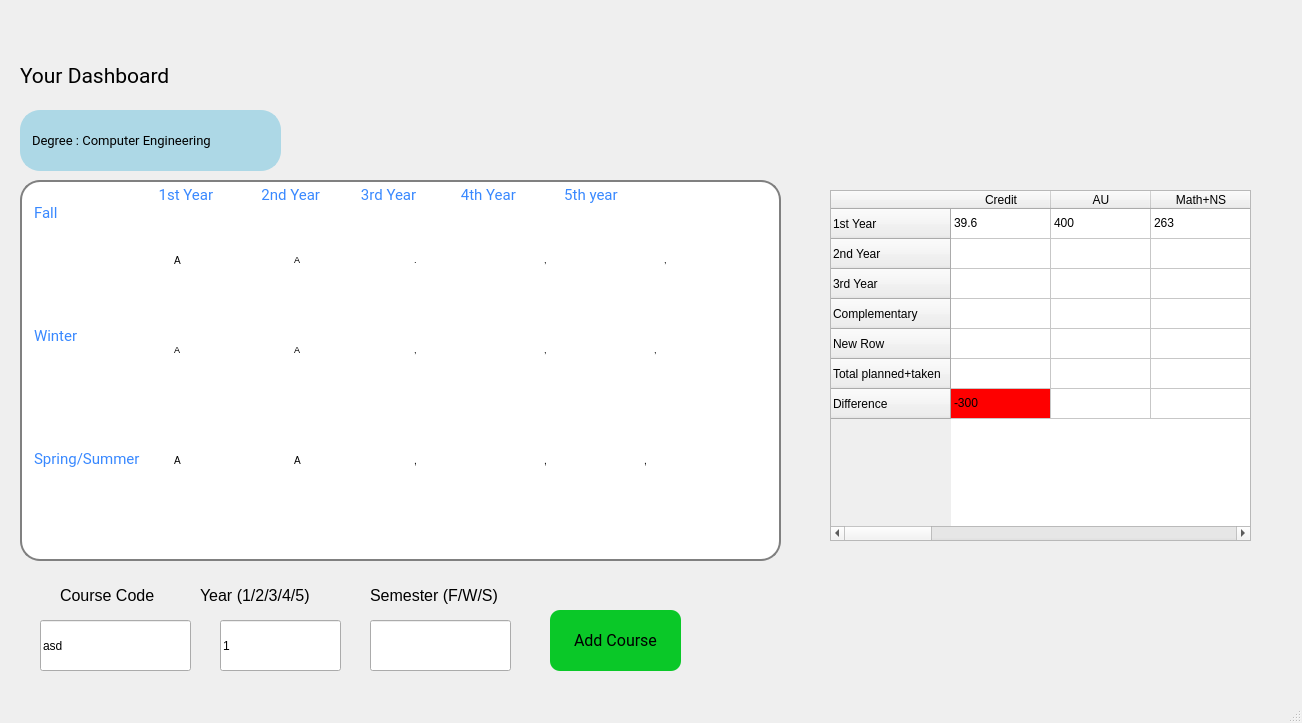
Old version of the form 320projectGUI/dashboard.ui in the repository jesslelu/320GroupProject.
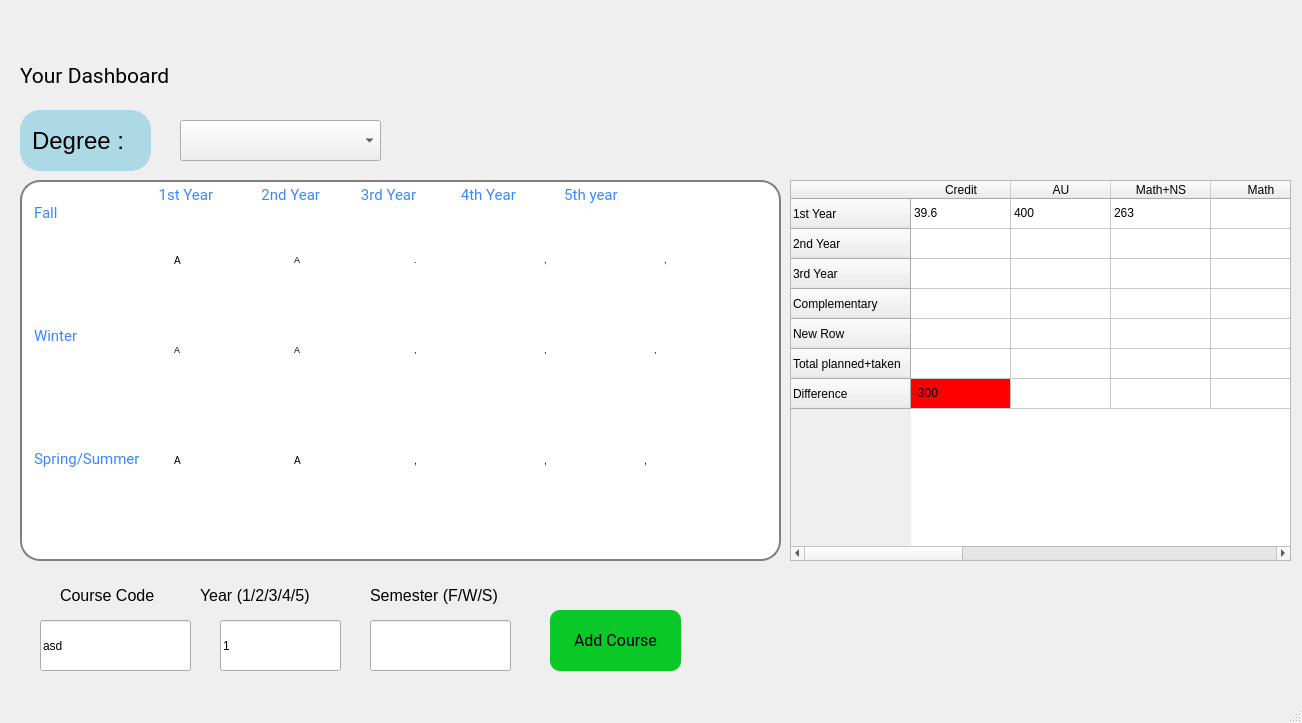
New version of the form.

Diff of the .ui file:
```diff
--- a/320projectGUI/dashboard.ui
+++ b/320projectGUI/dashboard.ui
@@ -486,10 +486,10 @@
    <widget class="QTableWidget" name="tableWidget">
     <property name="geometry">
      <rect>
-      <x>830</x>
-      <y>190</y>
-      <width>421</width>
-      <height>351</height>
+      <x>790</x>
+      <y>180</y>
+      <width>501</width>
+      <height>381</height>
      </rect>
     </property>
     <property name="styleSheet">
@@ -681,14 +681,14 @@
      <rect>
       <x>20</x>
       <y>110</y>
-      <width>261</width>
+      <width>131</width>
       <height>61</height>
      </rect>
     </property>
     <property name="font">
      <font>
-      <family>Roboto</family>
-      <pointsize>10</pointsize>
+      <family>MS Shell Dlg 2</family>
+      <pointsize>18</pointsize>
      </font>
     </property>
     <property name="styleSheet">
@@ -701,7 +701,7 @@
  }</string>
     </property>
     <property name="text">
-     <string>Degree : Computer Engineering</string>
+     <string>Degree : </string>
     </property>
     <property name="readOnly">
      <bool>true</bool>
@@ -725,6 +725,16 @@
      <string>Course Code</string>
     </property>
    </widget>
+   <widget class="QComboBox" name="comboBox">
+    <property name="geometry">
+     <rect>
+      <x>180</x>
+      <y>120</y>
+      <width>201</width>
+      <height>41</height>
+     </rect>
+    </property>
+   </widget>
   </widget>
   <widget class="QMenuBar" name="menubar">
    <property name="geometry">
```
